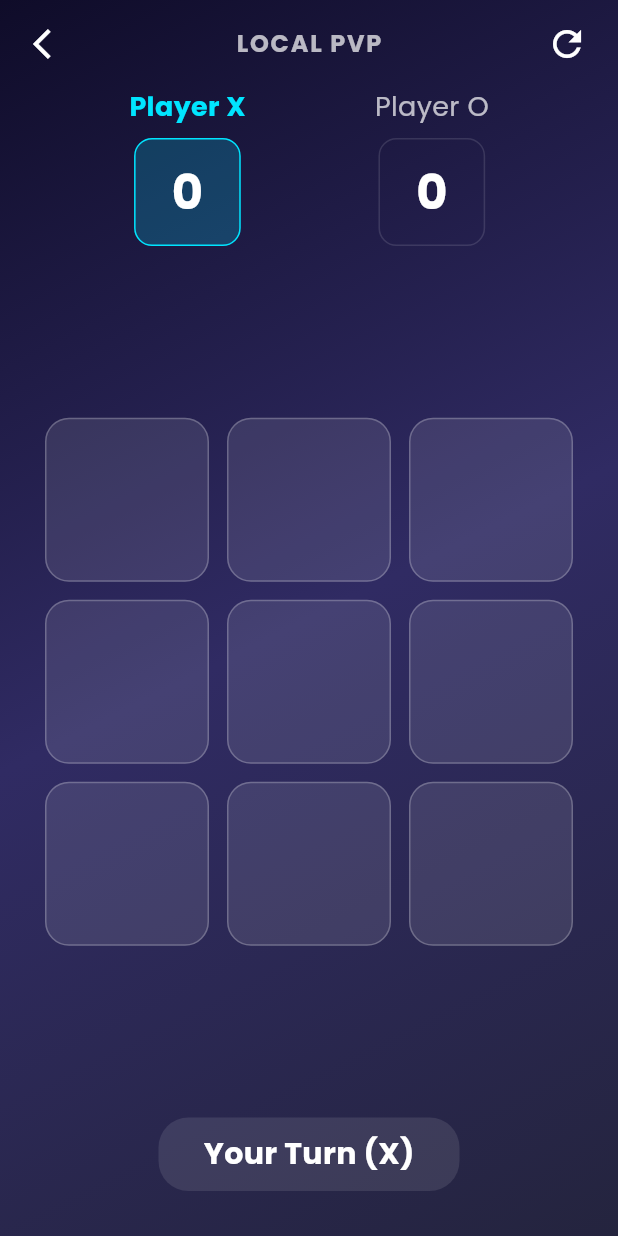
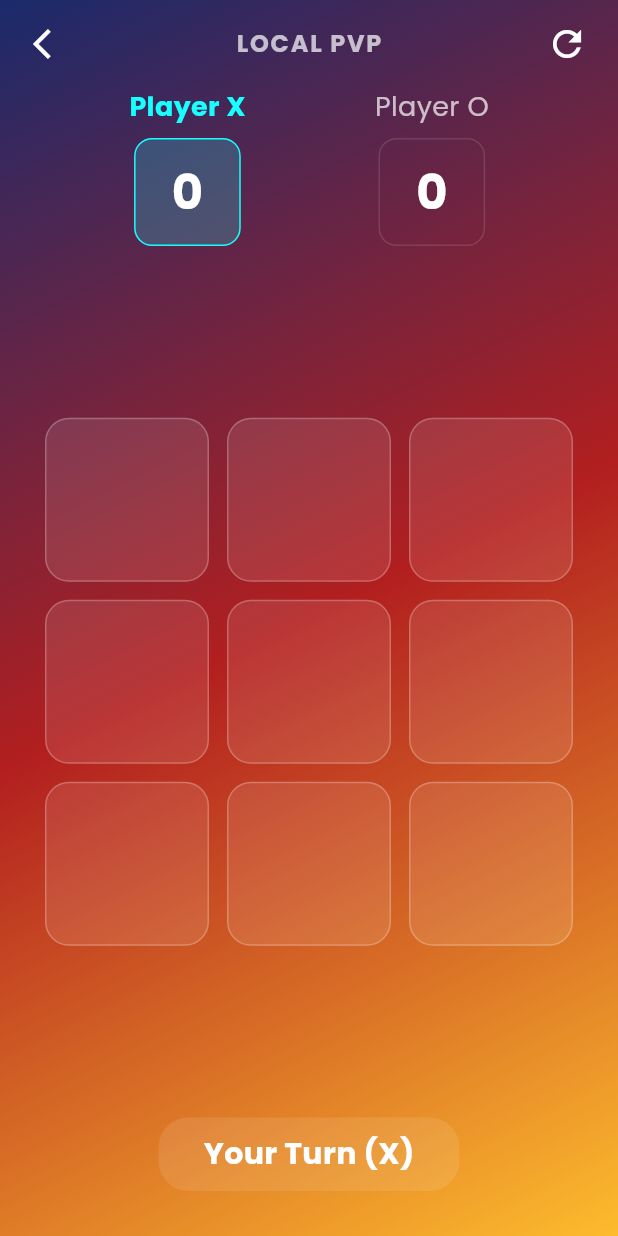
Before and after one commit to Siraj7S6/tick_tac_toe-Game, a Flutter app: the screen it shows after launch, after a tap on "Local PVP", on a phone screen of 412 x 824 dp. Run offline on Flutter 3.47's test engine with Material 3 defaults, Android fonts, the phone set to English and light mode, and no system bars; our stand-ins replace audioplayers, confetti, firebase_core, firebase_database, google_fonts; accounts and stored records are empty.

Commit message:
5th commit

```diff
--- a/lib/main.dart
+++ b/lib/main.dart
@@ -1,24 +1,25 @@
 import 'package:flutter/material.dart';
 import 'package:flutter/services.dart';
 import 'package:firebase_core/firebase_core.dart';
+// 1. IMPORT the new generated options file
+import 'firebase_options.dart';
 import 'screens/splash_screen.dart';
 
 void main() async {
-  // 1. Mandatory initialization for async main
+  // 2. Mandatory for async main
   WidgetsFlutterBinding.ensureInitialized();
 
-  // 2. Lock orientation
+  // 3. Lock orientation to portrait
   SystemChrome.setPreferredOrientations([DeviceOrientation.portraitUp]);
 
-  // 3. Initialize Firebase with a safety catch
+  // 4. Initialize Firebase using the CLI-generated options
   try {
-    // We add a timeout of 10 seconds. If it hangs longer, it will throw an error
-    // instead of staying on a white screen forever.
-    await Firebase.initializeApp().timeout(const Duration(seconds: 10));
-    debugPrint("Firebase initialized successfully");
+    await Firebase.initializeApp(
+      options: DefaultFirebaseOptions.currentPlatform,
+    );
+    debugPrint("Firebase initialized successfully with CLI options");
   } catch (e) {
-    debugPrint("FIREBASE ERROR: $e");
-    // The app will still run, but online features won't work until fixed.
+    debugPrint("FIREBASE INITIALIZATION ERROR: $e");
   }
 
   runApp(const TicTacToeApp());
--- a/lib/screens/menu_screen.dart
+++ b/lib/screens/menu_screen.dart
@@ -39,6 +39,16 @@ class MenuScreen extends StatelessWidget {
               text: "Exit",
               onPressed: () => SystemNavigator.pop(),
             ),
+            MenuButton(
+              text: "Online Multiplayer",
+              onPressed: () {
+                Navigator.push(
+                  context,
+                  MaterialPageRoute(builder: (context) => const OnlineLobby()),
+                );
+              },
+            ),
+            const SizedBox(height: 15), // Match the spacing of your other buttons
           ],
         ),
       ),
--- a/lib/utils/constants.dart
+++ b/lib/utils/constants.dart
@@ -1,25 +1,18 @@
 import 'package:flutter/material.dart';
 
 class AppColors {
-  // Deep dark background colors for a premium feel
-  static const Color primaryBg = Color(0xFF0D0D0D); // Near black
-  static const Color secondaryBg = Color(0xFF1A1A2E); // Deep midnight blue
-  static const Color accentBg = Color(0xFF16213E); // Dark slate
+  static const Color primaryBg = Color(0xFF1a2a6c);
+  static const Color secondaryBg = Color(0xFFb21f1f);
+  static const Color accentBg = Color(0xFFfdbb2d);
 
-  // High-contrast Neon Gradient
   static const LinearGradient mainGradient = LinearGradient(
     begin: Alignment.topLeft,
     end: Alignment.bottomRight,
-    colors: [
-      Color(0xFF0F0C29), // Deep Space
-      Color(0xFF302B63), // Royal Purple
-      Color(0xFF24243E), // Midnight
-    ],
+    colors: [Color(0xFF1a2a6c), Color(0xFFb21f1f), Color(0xFFfdbb2d)],
   );
 
-  // Vibrant Neon colors for players to pop against the dark UI
-  static const Color playerXColor = Color(0xFF00E5FF); // Electric Cyan Neon
-  static const Color playerOColor = Color(0xFFFF007F); // Hot Pink Neon
+  static const Color playerXColor = Colors.cyanAccent;
+  static const Color playerOColor = Colors.orangeAccent;
 }
 
 class AppStyles {
```
Also changed, not shown: lib/screens/online_lobby.dart (+89 -42 lines), firebase.json (added), lib/firebase_options.dart (added), online_controller.dart (deleted), 2 other files.
